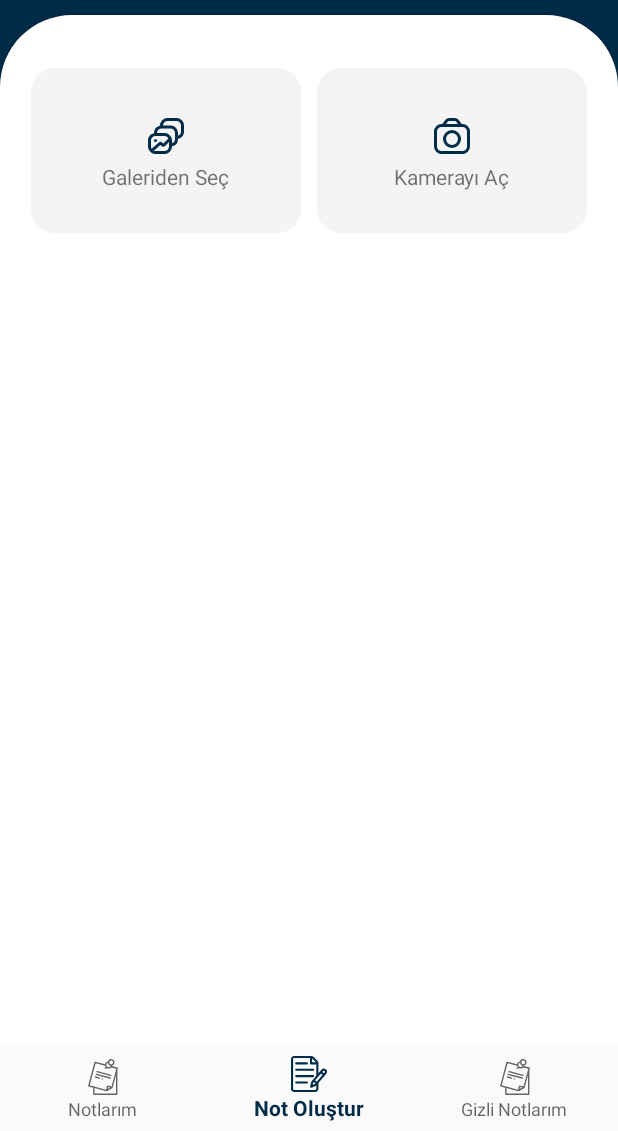
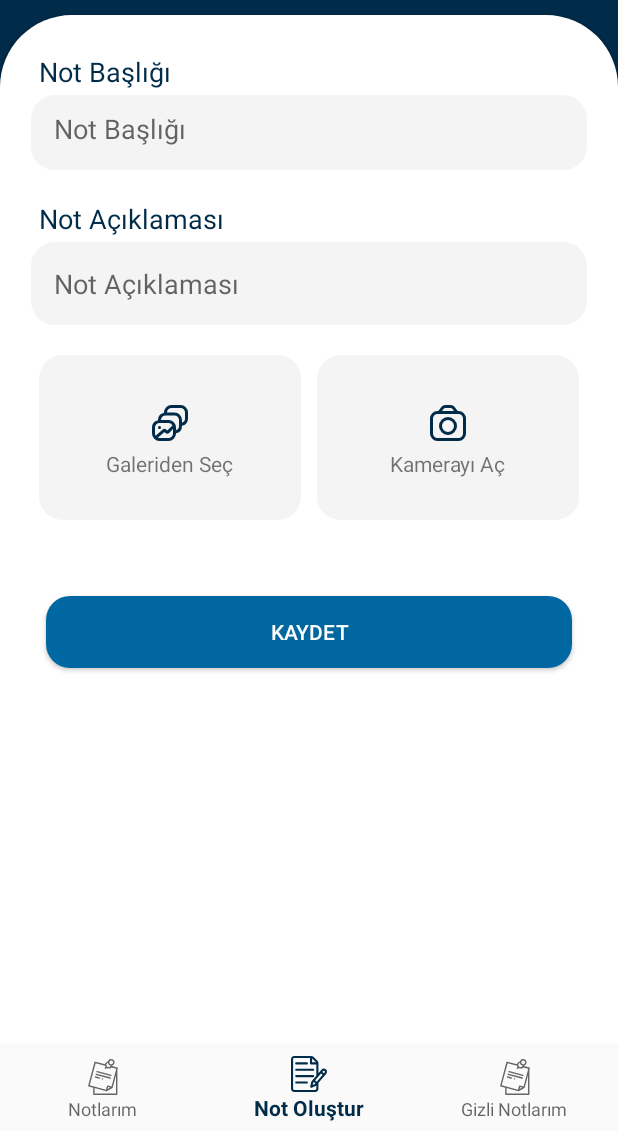
Before and after one commit to ofarukcelik/NotePad, an Android app: the CreateNoteFragment screen opened through its navigation route, on a phone screen of 412 x 824 dp, the part 105-1236 px from its top. Run offline under Robolectric (Android 15) with nearby library versions, the phone set to English and light mode, and no system bars; our stand-ins replace navigation-ui.

Commit message:
note creating design page is done.

```diff
--- /dev/null
+++ b/app/src/main/java/com/task/noteapp/BaseActivity.kt
@@ -0,0 +1,6 @@
+package com.task.noteapp
+
+import androidx.appcompat.app.AppCompatActivity
+
+open class BaseActivity: AppCompatActivity() {
+}
--- a/app/src/main/java/com/task/noteapp/MainActivity.kt
+++ b/app/src/main/java/com/task/noteapp/MainActivity.kt
@@ -6,7 +6,7 @@ import androidx.navigation.findNavController
 import androidx.navigation.ui.setupWithNavController
 import com.task.noteapp.databinding.ActivityMainBinding
 
-class MainActivity : AppCompatActivity() {
+class MainActivity : BaseActivity() {
 
   private lateinit var binding: ActivityMainBinding
 
--- /dev/null
+++ b/app/src/main/res/drawable-v24/bg_rounded.xml
@@ -0,0 +1,6 @@
+<?xml version="1.0" encoding="UTF-8"?>
+<shape xmlns:android="http://schemas.android.com/apk/res/android">
+    <solid android:color="@color/white"/>
+    <corners android:radius="@dimen/corner_radius"/>
+    <padding android:left="0dp" android:top="0dp" android:right="0dp" android:bottom="0dp" />
+</shape>
--- a/app/src/main/res/layout/fragment_create_notes.xml
+++ b/app/src/main/res/layout/fragment_create_notes.xml
@@ -1,10 +1,53 @@
 <?xml version="1.0" encoding="utf-8"?>
-<LinearLayout xmlns:android="http://schemas.android.com/apk/res/android"
+<androidx.core.widget.NestedScrollView xmlns:android="http://schemas.android.com/apk/res/android"
     xmlns:tools="http://schemas.android.com/tools"
     android:layout_width="match_parent"
     android:layout_height="match_parent"
-    tools:context=".ui.CreateNoteFragment"
+    android:layout_marginHorizontal="5dp"
+    tools:context=".ui.CreateNoteFragment">
+
+
+
+        <LinearLayout
+            android:layout_width="match_parent"
+            android:layout_height="match_parent"
             android:orientation="vertical">
+
+            <TextView
+                android:layout_width="wrap_content"
+                android:layout_height="wrap_content"
+                android:layout_marginLeft="5dp"
+                android:layout_marginTop="10dp"
+                android:text="@string/note_title"
+                android:textColor="@color/default_color"
+                android:textSize="18dp" />
+
+            <EditText
+                android:layout_width="match_parent"
+                android:layout_height="50dp"
+                android:layout_marginTop="3dp"
+                android:background="@drawable/bg_light_rounded"
+                android:hint="@string/note_title"
+                android:padding="15dp"
+                android:textColor="@color/default_color" />
+
+            <TextView
+                android:layout_width="wrap_content"
+                android:layout_height="wrap_content"
+                android:layout_marginLeft="5dp"
+                android:layout_marginTop="20dp"
+                android:text="@string/note_description"
+                android:textColor="@color/default_color"
+                android:textSize="18dp" />
+
+            <EditText
+                android:layout_width="match_parent"
+                android:layout_height="wrap_content"
+                android:layout_marginTop="3dp"
+                android:background="@drawable/bg_light_rounded"
+                android:hint="@string/note_description"
+                android:padding="15dp"
+                android:textColor="@color/default_color" />
 
             <LinearLayout
                 android:layout_width="match_parent"
@@ -16,10 +59,10 @@
                     android:id="@+id/lnrGallery"
                     android:layout_width="match_parent"
                     android:layout_height="110dp"
+                    android:layout_marginHorizontal="5dp"
+                    android:layout_weight="0.5"
                     android:background="@drawable/bg_light_rounded"
-            android:layout_weight="0.5"
                     android:gravity="center"
-            android:layout_marginHorizontal="5dp"
                     android:orientation="vertical">
 
 
@@ -43,12 +86,11 @@
                     android:id="@+id/lnrCamera"
                     android:layout_width="match_parent"
                     android:layout_height="110dp"
+                    android:layout_marginHorizontal="5dp"
                     android:layout_weight="0.5"
                     android:background="@drawable/bg_light_rounded"
-            android:orientation="vertical"
-            android:layout_marginHorizontal="5dp"
-            android:gravity="center">
-
+                    android:gravity="center"
+                    android:orientation="vertical">
 
 
                     <ImageView
@@ -72,6 +114,21 @@
                 android:id="@+id/imgRecylerView"
                 android:layout_width="match_parent"
                 android:layout_height="wrap_content"
-        android:layout_margin="15dp"/>
+                android:layout_margin="15dp" />
 
+            <Button
+                android:layout_width="match_parent"
+                android:layout_height="wrap_content"
+                android:layout_alignParentBottom="true"
+                android:layout_marginHorizontal="10dp"
+                android:layout_marginVertical="20dp"
+                android:layout_marginTop="15dp"
+                android:background="@drawable/bg_rounded"
+                android:backgroundTint="@color/button_color"
+                android:padding="10dp"
+                android:text="Kaydet"
+                android:textColor="@color/white" />
         </LinearLayout>
+
+
+</androidx.core.widget.NestedScrollView>
--- a/app/src/main/res/values/colors.xml
+++ b/app/src/main/res/values/colors.xml
@@ -2,6 +2,7 @@
 <resources>
     <color name="default_color">#002B49</color>
     <color name="light_gray">#F4F4F4</color>
+    <color name="button_color">#0067A0</color>
     <color name="purple_200">#FFBB86FC</color>
     <color name="purple_500">#FF6200EE</color>
     <color name="purple_700">#FF3700B3</color>
--- a/app/src/main/res/values/strings.xml
+++ b/app/src/main/res/values/strings.xml
@@ -6,4 +6,6 @@
     <string name="custom_notes">Gizli Notlarım</string>
     <string name="select_gallery">Galeriden Seç</string>
     <string name="capture_camera">Kamerayı Aç</string>
+    <string name="note_title">Not Başlığı</string>
+    <string name="note_description">Not Açıklaması</string>
 </resources>
```
Lines whose indentation alone changed are shown as unchanged.
